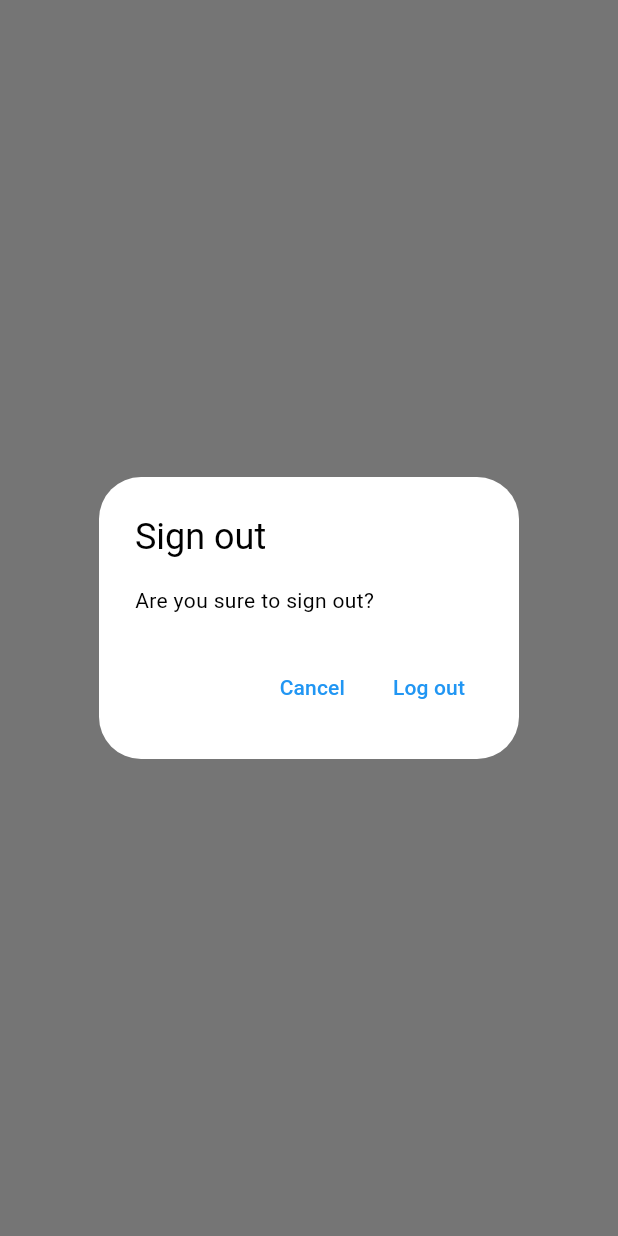
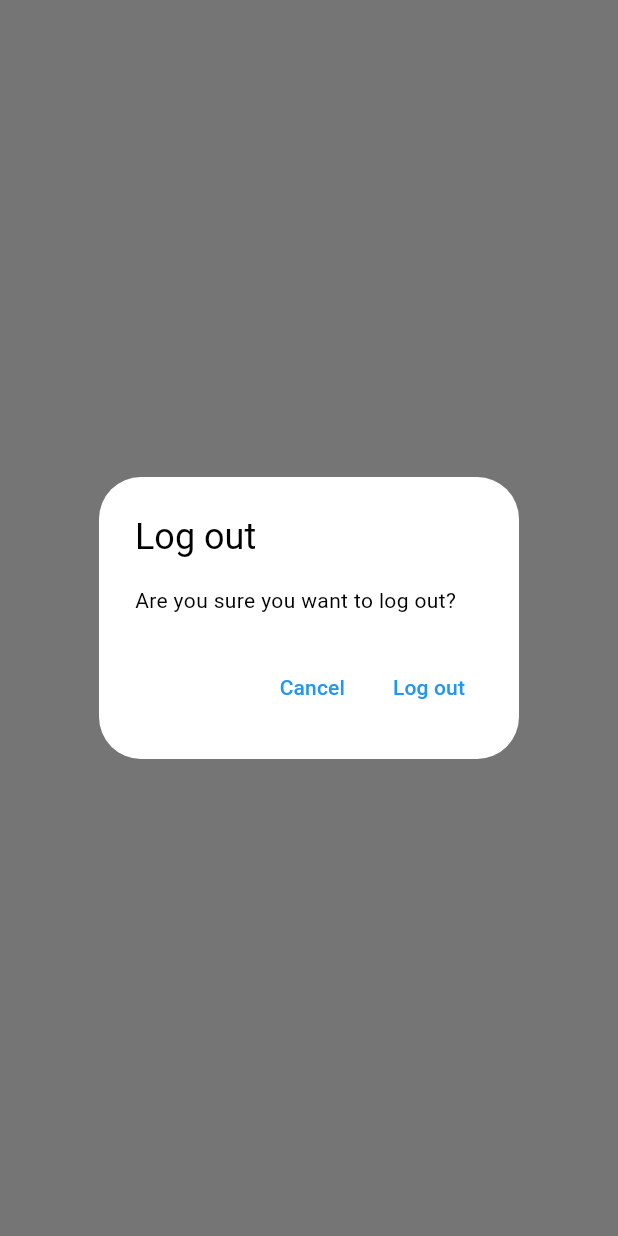
Before and after one commit to LinguaLink1023/linguapptest, a Flutter app: what showLogoutDialog() shows on an empty page, opened directly, on a phone screen of 412 x 824 dp. Run offline on Flutter 3.47's test engine with Material 3 defaults, Android fonts, the light colour scheme and no system bars; our stand-ins replace firebase_auth, firebase_core, sqflite; accounts and stored records are empty; network calls fail.

Commit message:
把所有的弹出框用泛型来处理

```diff
--- /dev/null
+++ b/lib/utilities/dialogs/generic_dialog.dart
@@ -0,0 +1,35 @@
+import 'package:flutter/widgets.dart';
+import 'package:flutter/material.dart';
+
+typedef DialogOptionBuilder<T> = Map<String, T?> Function();
+
+Future<T?> showGenericDialog<T>({
+  required BuildContext context,
+  required String title,
+  required String content,
+  required DialogOptionBuilder optionsBuilder,
+}) {
+  final options = optionsBuilder();
+  return showDialog<T>(
+    context: context,
+    builder: (context) {
+      return AlertDialog(
+        title: Text(title),
+        content: Text(content),
+        actions: options.keys.map((optionTitle) {
+          final value = options[optionTitle];
+          return TextButton(
+            onPressed: () {
+              if (value != null) {
+                Navigator.of(context).pop(value);
+              } else {
+                Navigator.of(context).pop();
+              }
+            },
+            child: Text(optionTitle),
+          );
+        }).toList(),
+      );
+    },
+  );
+}
--- /dev/null
+++ b/lib/utilities/dialogs/logout_dialog.dart
@@ -0,0 +1,18 @@
+import 'package:flutter/widgets.dart';
+import 'package:linguapp/utilities/dialogs/generic_dialog.dart';
+
+Future<bool> showLogoutDialog(
+  BuildContext context,
+) {
+  return showGenericDialog<bool>(
+    context: context,
+    title: 'Log out',
+    content: 'Are you sure you want to log out?',
+    optionsBuilder: () => {
+      'Cancel': false,
+      'Log out': true,
+    },
+  ).then(
+    (value) => value ?? false,
+  );
+}
--- a/lib/utilities/show_logout_dialog.dart
+++ /dev/null
@@ -1,26 +0,0 @@
-import 'package:flutter/material.dart';
-
-Future<bool> showLogoutDialog(BuildContext context) {
-  return showDialog<bool>(
-      context: context,
-      builder: (context) {
-        return AlertDialog(
-          title: const Text('Sign out'),
-          content: const Text('Are you sure to sign out?'),
-          actions: [
-            TextButton(
-              onPressed: () {
-                Navigator.of(context).pop(false);
-              },
-              child: const Text('Cancel'),
-            ),
-            TextButton(
-              onPressed: () {
-                Navigator.of(context).pop(true);
-              },
-              child: const Text('Log out'),
-            ),
-          ],
-        );
-      }).then((value) => value ?? false);
-}
--- a/lib/views/login_view.dart
+++ b/lib/views/login_view.dart
@@ -2,7 +2,7 @@
 import 'package:linguapp/constants/routes.dart';
 import 'package:linguapp/services/auth/auth_exceptions.dart';
 import 'package:linguapp/services/auth/auth_service.dart';
-import 'package:linguapp/utilities/show_error_dialog.dart';
+import 'package:linguapp/utilities/dialogs/error_dialog.dart';
 
 class LoginView extends StatefulWidget {
   const LoginView({super.key});
--- a/lib/views/register_view.dart
+++ b/lib/views/register_view.dart
@@ -2,8 +2,8 @@
 import 'package:linguapp/constants/routes.dart';
 import 'package:linguapp/services/auth/auth_exceptions.dart';
 import 'package:linguapp/services/auth/auth_service.dart';
+import 'package:linguapp/utilities/dialogs/error_dialog.dart';
 
-import 'package:linguapp/utilities/show_error_dialog.dart';
 
 class RegisterView extends StatefulWidget {
   const RegisterView({super.key});
```
Also changed, not shown: lib/utilities/dialogs/delete_dialog.dart (added, +18 -0 lines), lib/utilities/dialogs/error_dialog.dart (added, +16 -0 lines), lib/utilities/show_error_dialog.dart (deleted, +0 -24 lines), lib/views/notes/notes_list_view.dart (added, +43 -0 lines), lib/views/notes/notes_view.dart (+7 -13 lines).
